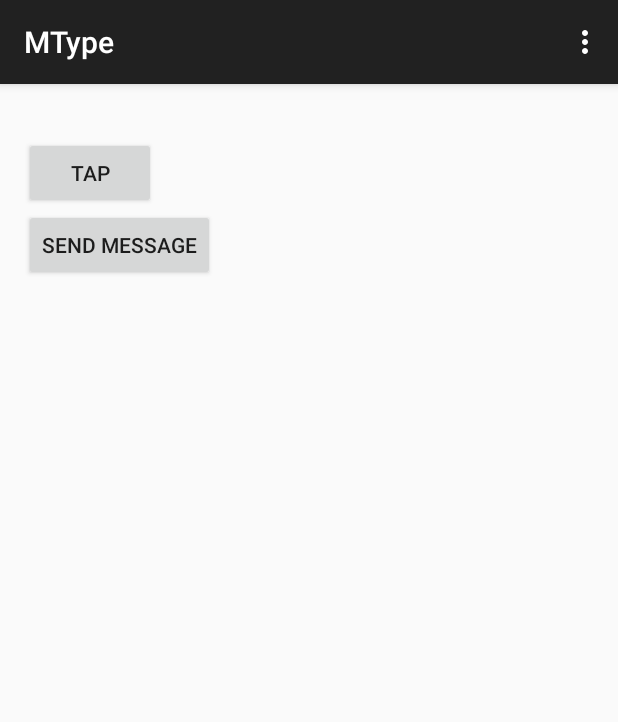
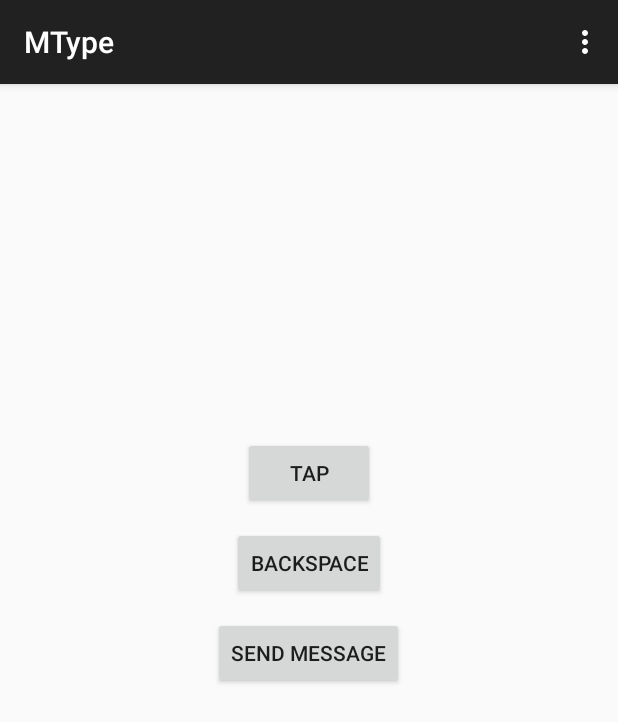
Before and after one commit to timmui/MType, an Android app: the screen it shows after launch (MainActivity), on a phone screen of 412 x 824 dp. Shown: the top 722 px of the screen. Run offline under Robolectric (Android 15) with nearby library versions, the phone set to English and light mode, and no system bars; libraries missing offline, so code that uses them is left out: com.microsoft.windowsazure; 1 statement that could not run was skipped.

Commit message:
improvements to UI and added backspace functionality

```diff
--- a/app/src/main/java/mtype/nofluxgiven/science/MainActivity.java
+++ b/app/src/main/java/mtype/nofluxgiven/science/MainActivity.java
@@ -2,11 +2,13 @@ package mtype.nofluxgiven.science;
 
 import android.os.Bundle;
 import android.support.v7.app.ActionBarActivity;
+import android.text.Layout;
 import android.view.Menu;
 import android.view.MenuItem;
 import android.view.View;
 import android.widget.Button;
 import android.widget.LinearLayout;
+import android.widget.RelativeLayout;
 import android.widget.TextView;
 import android.widget.Toast;
 
@@ -25,19 +27,17 @@ public class MainActivity extends ActionBarActivity {
 
         server = new ServerHandler(this);
 
-        LinearLayout layout = (LinearLayout)findViewById(R.id.layout);
+        RelativeLayout layout = (RelativeLayout)findViewById(R.id.layout);
         displayMessage = (TextView)findViewById(R.id.displayMessage);
-        layout.setOrientation(LinearLayout.VERTICAL);
 
         // Tap Listener
         tapListener = new TapListener();
 
         // Send Message Button
         Button sendMessageButton = (Button)findViewById(R.id.sendMessage);
-        sendMessageButton.setOnClickListener(new View.OnClickListener(){
+        sendMessageButton.setOnClickListener(new View.OnClickListener() {
             @Override
-            public void onClick(View v)
-            {
+            public void onClick(View v) {
                 server.SendMessage(decoded, "T23SU", "JJMO");
                 Toast.makeText(getApplicationContext(), "Message Sent.", Toast.LENGTH_SHORT).show();
                 tapListener.clearMessage();
@@ -45,6 +45,14 @@ public class MainActivity extends ActionBarActivity {
         });
         Button tap = (Button)findViewById(R.id.tap);
         tap.setOnTouchListener(tapListener);
+
+        Button back = (Button) findViewById(R.id.backspace);
+        back.setOnClickListener(new View.OnClickListener(){
+            @Override
+            public void onClick (View v) {
+                tapListener.backSpace();
+            }
+        });
     }
     public static void updateMessage(String message)
     {
--- a/app/src/main/java/mtype/nofluxgiven/science/ServerHandler.java
+++ b/app/src/main/java/mtype/nofluxgiven/science/ServerHandler.java
@@ -32,7 +32,7 @@ public class ServerHandler {
         item.Text = text;
         item.Receiver = sender;
         item.Sender = receiver;
-        if(item.Text != null) {
+        if(item.Text != null && !item.Text.isEmpty()) {
             mClient.getTable(Item.class).insert(item, new TableOperationCallback<Item>() {
                 public void onCompleted(Item entity, Exception exception, ServiceFilterResponse response) {
                     if (exception == null) {
--- a/app/src/main/java/mtype/nofluxgiven/science/TapListener.java
+++ b/app/src/main/java/mtype/nofluxgiven/science/TapListener.java
@@ -113,4 +113,12 @@ public class TapListener implements View.OnTouchListener{
         decoded = "";
         MainActivity.updateMessage(decoded +"\n"+ message);
     }
+
+    public void backSpace () {
+        if(decoded.length() > 1 ){
+            message = "";
+            decoded = decoded.substring(0, decoded.length() - 1);
+            MainActivity.updateMessage(decoded);
+        }
+    }
 }
--- a/app/src/main/res/layout/activity_main.xml
+++ b/app/src/main/res/layout/activity_main.xml
@@ -1,4 +1,4 @@
-<LinearLayout xmlns:android="http://schemas.android.com/apk/res/android"
+<RelativeLayout xmlns:android="http://schemas.android.com/apk/res/android"
     xmlns:tools="http://schemas.android.com/tools" android:layout_width="match_parent"
     android:layout_height="match_parent" android:paddingLeft="@dimen/activity_horizontal_margin"
     android:paddingRight="@dimen/activity_horizontal_margin"
@@ -10,19 +10,35 @@
     <TextView
         android:id = "@+id/displayMessage"
         android:layout_width="wrap_content"
-        android:layout_height="wrap_content" />
+        android:layout_height="wrap_content"
+        android:layout_centerHorizontal="true"
+        android:layout_marginTop="200dp"/>
 
     <Button
         android:id = "@+id/tap"
         android:layout_height = "wrap_content"
         android:layout_width = "wrap_content"
+        android:layout_centerHorizontal="true"
+        android:layout_below="@id/displayMessage"
         android:text = "Tap" />
+
+    <Button
+        android:id="@+id/backspace"
+        android:layout_width="wrap_content"
+        android:layout_height="wrap_content"
+        android:layout_below="@id/tap"
+        android:layout_centerHorizontal="true"
+        android:layout_marginTop="12dp"
+        android:text="Backspace"/>
 
     <Button
         android:id = "@+id/sendMessage"
         android:layout_height = "wrap_content"
         android:layout_width = "wrap_content"
+        android:layout_centerHorizontal="true"
+        android:layout_below="@id/backspace"
+        android:layout_marginTop="12dp"
         android:text = "Send Message" />
 
 
-</LinearLayout>
+</RelativeLayout>
```
